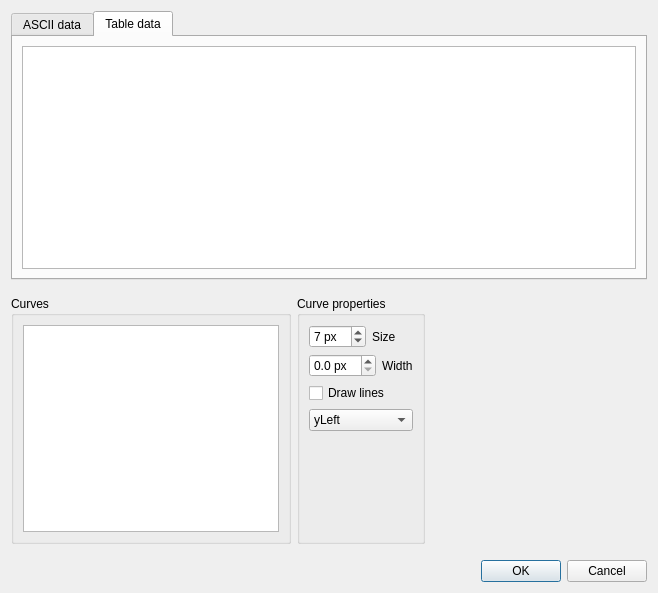
Qt form src/client/setupcurvesdialog.ui (uazure/qLab) before a commit.
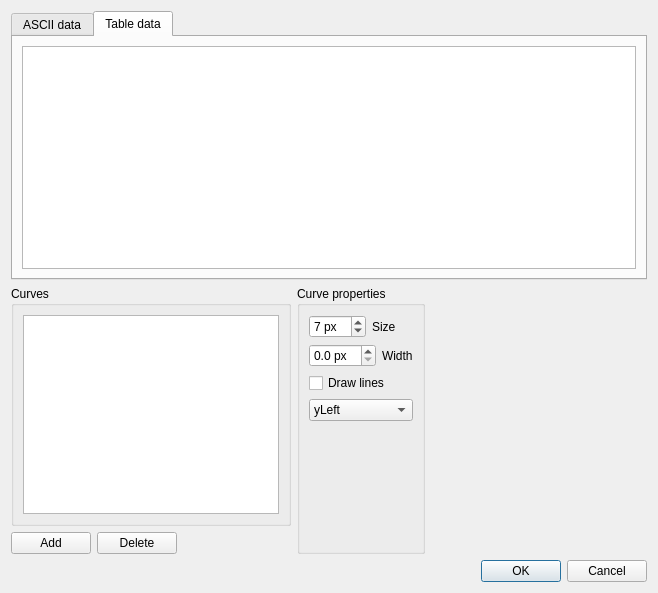
The same form after that commit.

Commit message: Implemented add curve in curve setup dialog

Patch:
```diff
--- a/src/client/setupcurvesdialog.ui
+++ b/src/client/setupcurvesdialog.ui
@@ -43,17 +43,10 @@
    </item>
    <item>
     <layout class="QVBoxLayout" name="verticalLayout_2">
-     <property name="topMargin">
-      <number>0</number>
-     </property>
-     <property name="bottomMargin">
-      <number>10</number>
-     </property>
      <item>
       <layout class="QHBoxLayout" name="horizontalLayout">
-       <property name="topMargin">
-        <number>10</number>
-       </property>
+       <item>
+        <layout class="QVBoxLayout" name="verticalLayout_8">
        <item>
         <widget class="QGroupBox" name="curvesGroupBox">
          <property name="sizePolicy">
@@ -71,6 +64,39 @@
           </item>
          </layout>
         </widget>
+         </item>
+         <item>
+          <layout class="QHBoxLayout" name="horizontalLayout_2">
+           <item>
+            <widget class="QPushButton" name="addCurveButton">
+             <property name="text">
+              <string>Add</string>
+             </property>
+            </widget>
+           </item>
+           <item>
+            <widget class="QPushButton" name="deleteCurveButton">
+             <property name="text">
+              <string>Delete</string>
+             </property>
+            </widget>
+           </item>
+           <item>
+            <spacer name="horizontalSpacer">
+             <property name="orientation">
+              <enum>Qt::Horizontal</enum>
+             </property>
+             <property name="sizeHint" stdset="0">
+              <size>
+               <width>40</width>
+               <height>20</height>
+              </size>
+             </property>
+            </spacer>
+           </item>
+          </layout>
+         </item>
+        </layout>
        </item>
        <item>
         <layout class="QVBoxLayout" name="verticalLayout_3">
```
Lines whose indentation alone changed are shown as unchanged. The commit also changes 2 other files.
